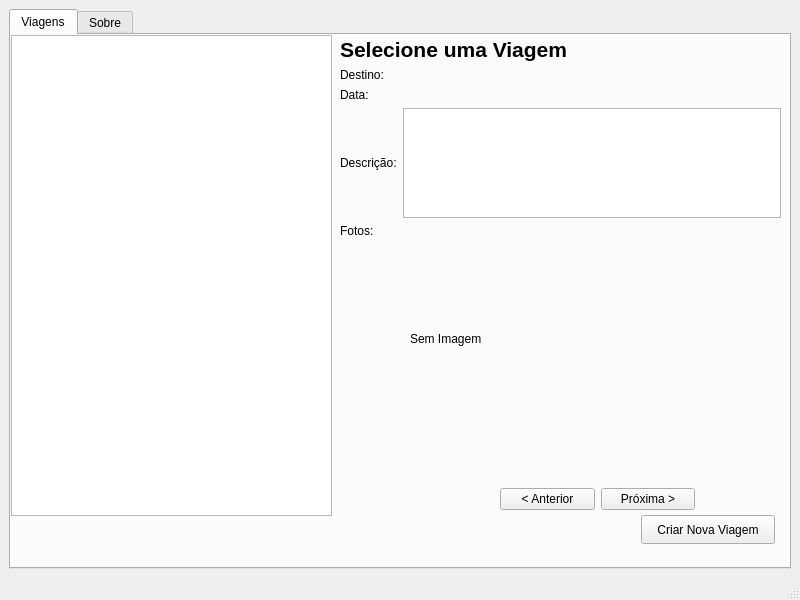
Old version of the form mainwindow.ui in the repository daiogocrs/MotoPlanner.
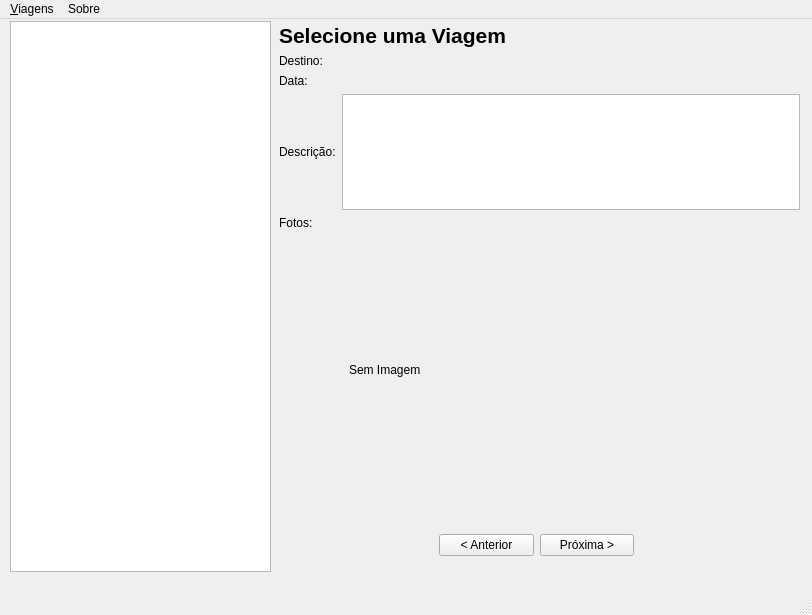
New version of the form. The open tabs and pages were chosen to show the change.

```diff
--- a/mainwindow.ui
+++ b/mainwindow.ui
@@ -6,63 +6,43 @@
    <rect>
     <x>0</x>
     <y>0</y>
-    <width>800</width>
-    <height>600</height>
+    <width>812</width>
+    <height>615</height>
    </rect>
   </property>
   <property name="windowTitle">
    <string>MainWindow</string>
   </property>
   <widget class="QWidget" name="centralwidget">
-   <layout class="QGridLayout" name="gridLayout">
-    <item row="0" column="0">
-     <widget class="QTabWidget" name="tabWidget">
+   <widget class="QStackedWidget" name="stackedWidget">
+    <property name="geometry">
+     <rect>
+      <x>0</x>
+      <y>-8</y>
+      <width>801</width>
+      <height>571</height>
+     </rect>
+    </property>
       <property name="currentIndex">
-       <number>0</number>
-      </property>
-      <widget class="QWidget" name="tab_3">
-       <attribute name="title">
-        <string>Viagens</string>
-       </attribute>
-       <widget class="QListWidget" name="listWidgetViagens">
-        <property name="geometry">
-         <rect>
-          <x>0</x>
-          <y>0</y>
-          <width>321</width>
-          <height>481</height>
-         </rect>
-        </property>
-       </widget>
-       <widget class="QPushButton" name="btnNovaViagem">
-        <property name="geometry">
-         <rect>
-          <x>630</x>
-          <y>480</y>
-          <width>134</width>
-          <height>29</height>
-         </rect>
-        </property>
-        <property name="text">
-         <string>Criar Nova Viagem</string>
-        </property>
-       </widget>
+     <number>1</number>
+    </property>
+    <widget class="QWidget" name="page_11">
        <widget class="QWidget" name="detalhesWidget" native="true">
         <property name="geometry">
          <rect>
-          <x>329</x>
-          <y>-1</y>
-          <width>441</width>
-          <height>481</height>
+        <x>279</x>
+        <y>9</y>
+        <width>521</width>
+        <height>551</height>
          </rect>
         </property>
         <widget class="QLabel" name="lblDetalheFotoDisplay">
          <property name="geometry">
           <rect>
            <x>70</x>
-           <y>189</y>
-           <width>351</width>
-           <height>231</height>
+         <y>209</y>
+         <width>421</width>
+         <height>281</height>
           </rect>
          </property>
          <property name="minimumSize">
@@ -78,11 +58,11 @@
           <bool>true</bool>
          </property>
         </widget>
-        <widget class="QWidget" name="">
+      <widget class="QWidget" name="layoutWidget">
          <property name="geometry">
           <rect>
            <x>160</x>
-           <y>450</y>
+         <y>510</y>
            <width>195</width>
            <height>31</height>
           </rect>
@@ -104,13 +84,13 @@
           </item>
          </layout>
         </widget>
-        <widget class="QWidget" name="">
+      <widget class="QWidget" name="layoutWidget">
          <property name="geometry">
           <rect>
            <x>0</x>
            <y>3</y>
-           <width>441</width>
-           <height>201</height>
+         <width>521</width>
+         <height>207</height>
           </rect>
          </property>
          <layout class="QVBoxLayout" name="verticalLayout_3">
@@ -173,17 +153,63 @@
          </layout>
         </widget>
        </widget>
-      </widget>
-      <widget class="QWidget" name="tab_4">
-       <attribute name="title">
-        <string>Sobre</string>
-       </attribute>
-      </widget>
+     <widget class="QListWidget" name="listWidgetViagens">
+      <property name="geometry">
+       <rect>
+        <x>10</x>
+        <y>10</y>
+        <width>261</width>
+        <height>551</height>
+       </rect>
+      </property>
+     </widget>
+    </widget>
+    <widget class="QWidget" name="page_12">
+     <widget class="QLabel" name="label">
+      <property name="geometry">
+       <rect>
+        <x>350</x>
+        <y>220</y>
+        <width>63</width>
+        <height>20</height>
+       </rect>
+      </property>
+      <property name="text">
+       <string>TESTE</string>
+      </property>
      </widget>
-    </item>
-   </layout>
+    </widget>
+   </widget>
   </widget>
   <widget class="QStatusBar" name="statusbar"/>
+  <widget class="QMenuBar" name="menuBar">
+   <property name="geometry">
+    <rect>
+     <x>0</x>
+     <y>0</y>
+     <width>812</width>
+     <height>26</height>
+    </rect>
+   </property>
+   <widget class="QMenu" name="menuViagens">
+    <property name="title">
+     <string>&amp;Viagens</string>
+    </property>
+    <addaction name="actionNova_Viagem"/>
+   </widget>
+   <widget class="QMenu" name="menuSobre">
+    <property name="title">
+     <string>Sobre</string>
+    </property>
+   </widget>
+   <addaction name="menuViagens"/>
+   <addaction name="menuSobre"/>
+  </widget>
+  <action name="actionNova_Viagem">
+   <property name="text">
+    <string>&amp;Criar Nova Viagem</string>
+   </property>
+  </action>
  </widget>
  <resources/>
  <connections/>
```
Lines whose indentation alone changed are shown as unchanged.
